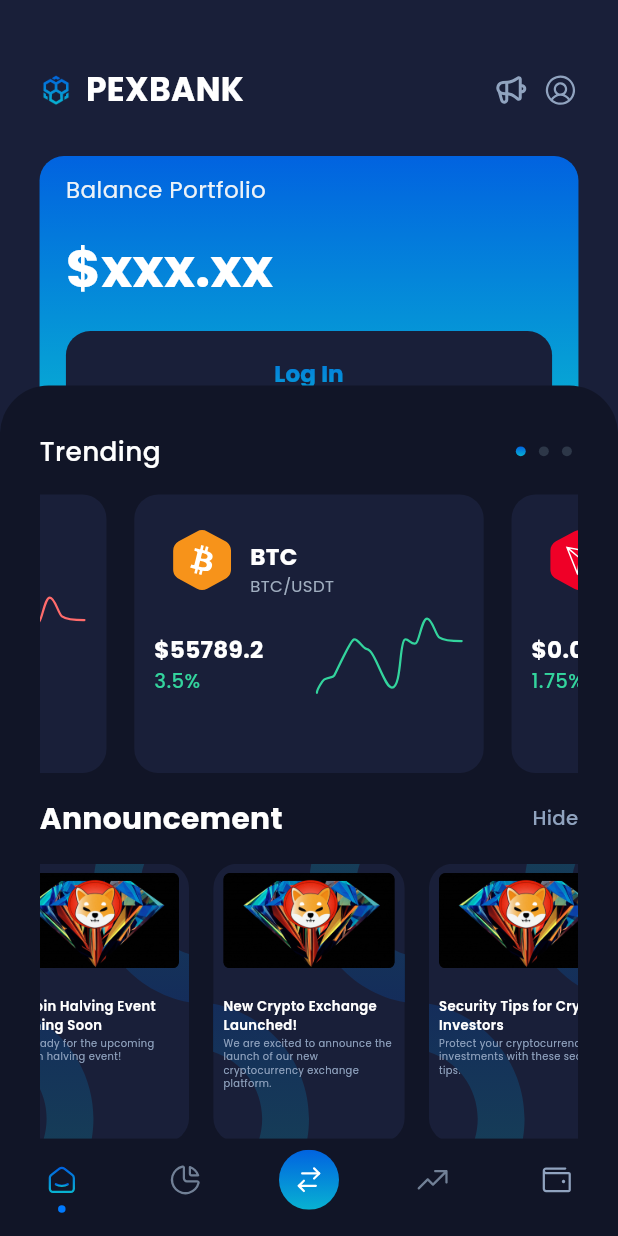
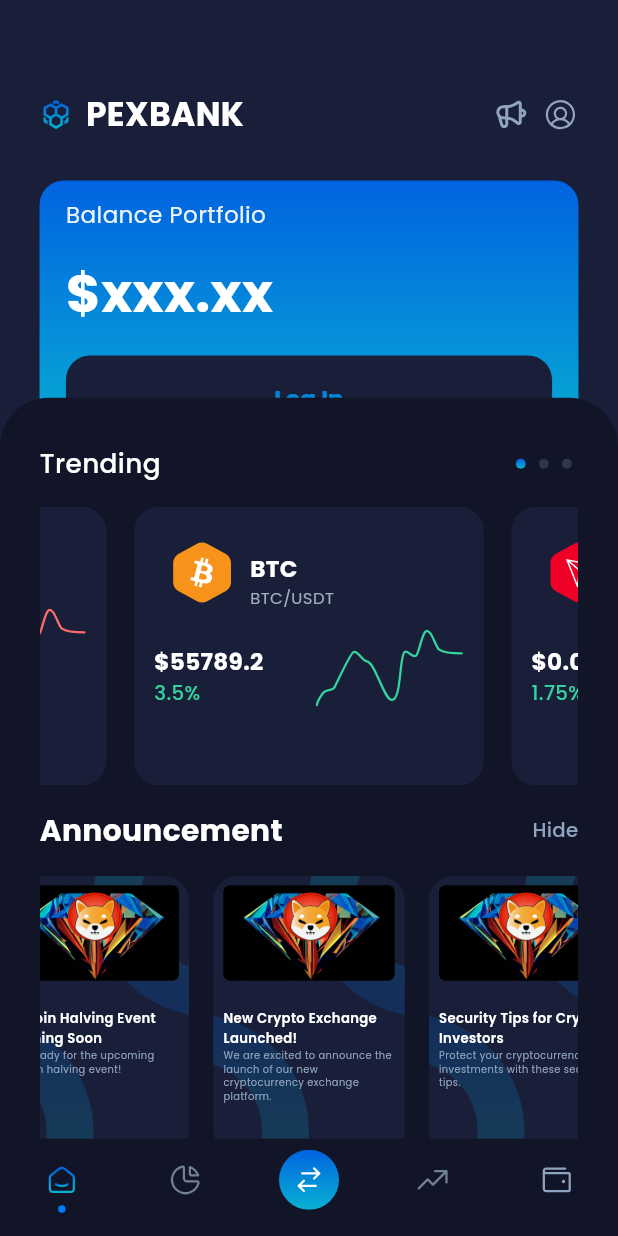
Before and after one commit to dewabagas/pexbank-flutter, a Flutter app: the screen it shows after launch, on a phone screen of 412 x 824 dp. Run offline on Flutter 3.47's test engine with Material 3 defaults, Android fonts, the phone set to English and light mode, and no system bars; drawn by our look-alikes of carousel_slider, persistent_bottom_nav_bar; our stand-ins replace flutter_easyloading, flutter_native_splash, flutter_screenutil, flutter_spinkit, flutter_svg, go_router and 1 more.

Commit message:
remove unused codes

```diff
--- a/lib/presentation/dashboard/components/wishlist_section.dart
+++ b/lib/presentation/dashboard/components/wishlist_section.dart
@@ -1,7 +1,6 @@
 import 'package:flutter/material.dart';
 import 'package:flutter_screenutil/flutter_screenutil.dart';
 import 'package:flutter_svg/flutter_svg.dart';
-import 'package:pexbank/domain/crypto/models/crypto.dart';
 import 'package:pexbank/domain/crypto/models/crypto_listing.dart';
 import 'package:pexbank/presentation/core/constants/assets.dart';
 import 'package:pexbank/presentation/core/constants/styles.dart';
--- a/lib/presentation/dashboard/page_dashboard.dart
+++ b/lib/presentation/dashboard/page_dashboard.dart
@@ -2,7 +2,6 @@ import 'package:flutter/material.dart';
 import 'package:flutter_native_splash/flutter_native_splash.dart';
 import 'package:flutter_screenutil/flutter_screenutil.dart';
 import 'package:pexbank/presentation/core/constants/assets.dart';
-import 'package:pexbank/presentation/core/constants/styles.dart';
 import 'package:pexbank/presentation/core/styles/app_colors.dart';
 import 'package:pexbank/presentation/dashboard/tabs/tab_home.dart';
 import 'package:persistent_bottom_nav_bar/persistent_tab_view.dart';
--- a/lib/presentation/dashboard/tabs/tab_home.dart
+++ b/lib/presentation/dashboard/tabs/tab_home.dart
@@ -1,7 +1,6 @@
 import 'package:flutter/material.dart';
 import 'package:flutter_screenutil/flutter_screenutil.dart';
 import 'package:flutter_svg/svg.dart';
-import 'package:go_router/go_router.dart';
 import 'package:pexbank/presentation/core/constants/assets.dart';
 import 'package:pexbank/presentation/core/constants/styles.dart';
 import 'package:pexbank/presentation/core/styles/app_colors.dart';
@@ -10,7 +9,6 @@ import 'package:pexbank/presentation/dashboard/components/card_balance.dart';
 import 'package:pexbank/presentation/dashboard/components/news_section.dart';
 import 'package:pexbank/presentation/dashboard/components/trending_section.dart';
 import 'package:pexbank/presentation/dashboard/components/wishlist_section.dart';
-import 'package:pexbank/presentation/shared/buttons/button_primary.dart';
 import 'package:pexbank/presentation/shared/pages/draggable_page.dart';
 
 class TabHome extends StatefulWidget {
@@ -27,7 +25,7 @@ class _TabHomeState extends State<TabHome> {
         appBarColor: AppColors.backgroundDark,
         backgroundColor: AppColors.primary,
         alwaysShowLeadingAndAction: false,
-        headerExpandedHeight: 0.35,
+        headerExpandedHeight: 0.36,
         centerTitle: true,
         curvedBodyRadius: 32.r,
         title: renderHeader(),
@@ -37,7 +35,7 @@ class _TabHomeState extends State<TabHome> {
             padding: EdgeInsets.symmetric(horizontal: 24.w),
             child: Column(
               children: [
-                SizedBox(height: 44.h),
+                SizedBox(height: 60.h),
                 Row(
                   mainAxisAlignment: MainAxisAlignment.spaceBetween,
                   children: [
--- a/lib/presentation/routes/app_router.dart
+++ b/lib/presentation/routes/app_router.dart
@@ -8,7 +8,6 @@ class AppRouter {
   final GoRouter router = GoRouter(
     initialLocation: RoutePaths.splash,
     routerNeglect: true,
-    // debugLogDiagnostics: true,
     routes: [
       // CORE
       GoRoute(
@@ -22,6 +21,8 @@ class AppRouter {
     errorBuilder: (context, state) {
       return Container();
     },
-    redirect: (context, state) {},
+    redirect: (context, state) {
+      return null;
+    },
   );
 }
--- a/lib/presentation/shared/buttons/button_primary.dart
+++ b/lib/presentation/shared/buttons/button_primary.dart
@@ -59,9 +59,6 @@ class ButtonPrimary extends StatelessWidget {
         borderRadius: BorderRadius.circular(16.r),
       );
     }
-    Color textColor = isOutlined
-        ? (color ?? AppColors.backgroundDark)
-        : (enabled ? AppColors.white : AppColors.black);
     return Container(
       decoration: decoration,
       margin: margin ?? EdgeInsets.zero,
```
Also changed, not shown: lib/presentation/dashboard/components/announcement_section.dart (+0 -18 lines).
